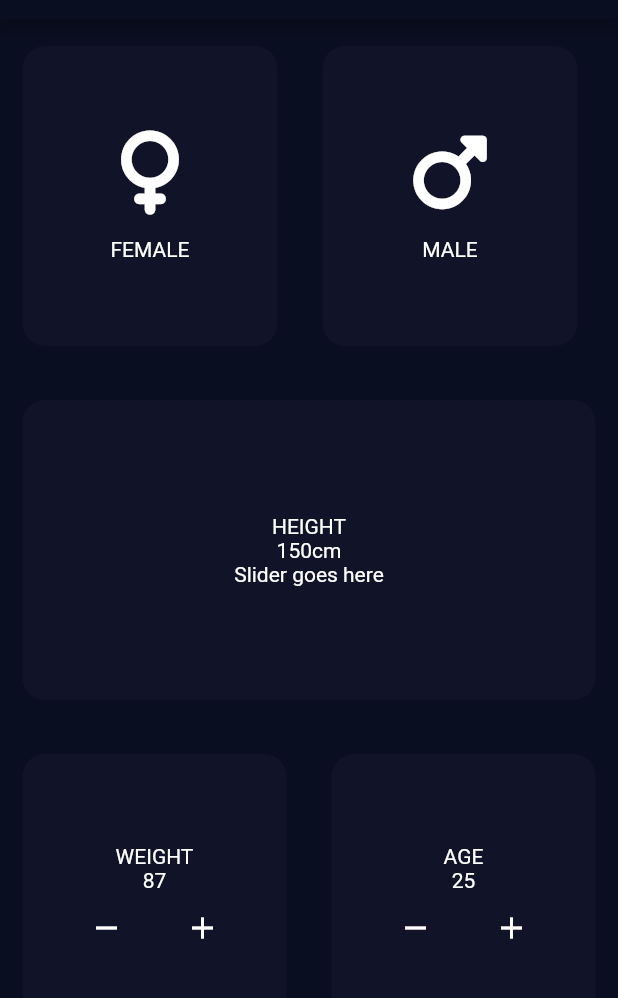
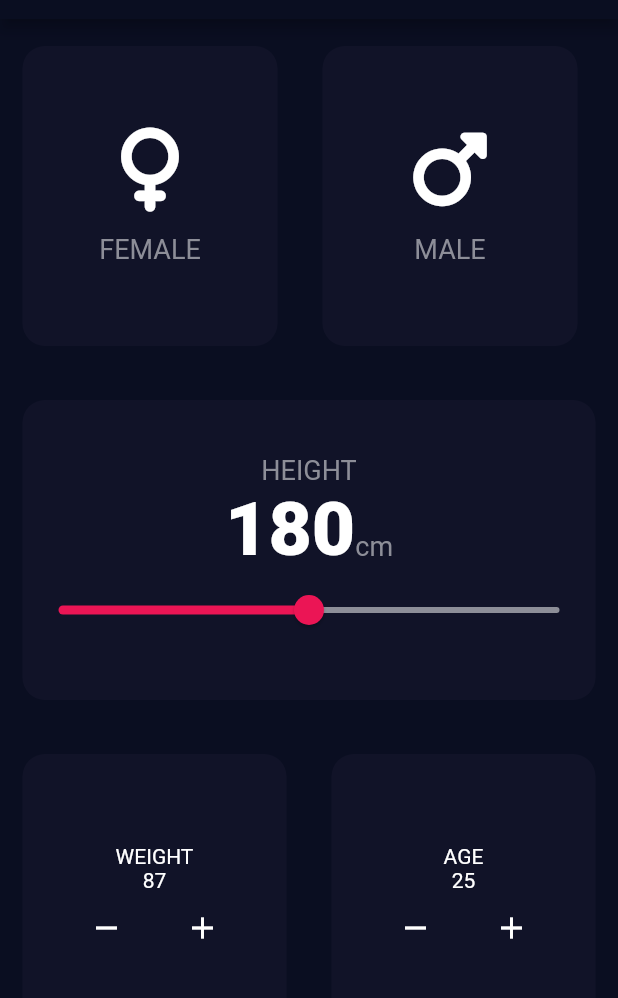
Before and after one commit to CarlosGarciaWeb/bmicalcflutter, a Flutter app: the screen it shows after launch, on a phone screen of 412 x 824 dp, the part 65-1063 px from its top. Run offline on Flutter 3.47's test engine with Material 2 defaults, Android fonts, the phone set to English and light mode, and no system bars; our stand-ins replace font_awesome_flutter.

Commit message:
create constants page to maintain abstraction. Also created slider functionality for the height

```diff
--- a/lib/card_icons.dart
+++ b/lib/card_icons.dart
@@ -1,5 +1,7 @@
 import 'package:flutter/material.dart';
 import 'package:font_awesome_flutter/font_awesome_flutter.dart';
+import 'package:bmicalculator/constants.dart';
+
 
 class CardChild extends StatelessWidget {
   const CardChild({super.key, required this.cardIcon, required this.cardTitle});
@@ -20,7 +22,7 @@ class CardChild extends StatelessWidget {
           size: cardChildIconSize,
         ),
         SizedBox(height: cardChildSpacing),
-        Text(cardTitle)
+        Text(cardTitle, style: labelStyle,)
       ],
     );
   }
--- /dev/null
+++ b/lib/constants.dart
@@ -0,0 +1,9 @@
+import 'package:flutter/material.dart';
+
+const defaultColor = Color(0xFF0A0E21);
+const defaultCardColor = Color(0xFF1D1E33);
+const inactiveCardColor = Color(0xFF111328);
+const bottomColor = Colors.red;
+const labelStyle = TextStyle(fontSize: 18.0, color: Color(0xFF8D8E98));
+const numStyle =
+    TextStyle(fontSize: 50.0, color: Colors.white, fontWeight: FontWeight.w900);
--- a/lib/input_page.dart
+++ b/lib/input_page.dart
@@ -2,11 +2,7 @@ import 'package:flutter/material.dart';
 import 'package:font_awesome_flutter/font_awesome_flutter.dart';
 import 'package:bmicalculator/reusable_card.dart';
 import 'package:bmicalculator/card_icons.dart';
-
-const defaultColor = Color(0xFF0A0E21);
-const defaultCardColor = Color(0xFF1D1E33);
-const inactiveCardColor = Color(0xFF111328);
-const bottomColor = Colors.red;
+import 'package:bmicalculator/constants.dart';
 
 enum Gender { female, male }
 
@@ -19,6 +15,7 @@ class InputPage extends StatefulWidget {
 
 class _InputPageState extends State<InputPage> {
   Gender? selectedGender;
+  int _height = 180;
 
   @override
   Widget build(BuildContext context) {
@@ -28,6 +25,7 @@ class _InputPageState extends State<InputPage> {
       ),
       body: Center(
         child: Column(
+          crossAxisAlignment: CrossAxisAlignment.stretch,
           children: [
             Expanded(
               child: Row(
@@ -65,7 +63,7 @@ class _InputPageState extends State<InputPage> {
                 ],
               ),
             ),
-            const Expanded(
+            Expanded(
               child: Row(
                 children: [
                   BMICard(
@@ -73,12 +71,38 @@ class _InputPageState extends State<InputPage> {
                     cardChild: Column(
                       mainAxisAlignment: MainAxisAlignment.center,
                       children: [
-                        Text('HEIGHT'),
+                        const Text(
+                          'HEIGHT',
+                          style: labelStyle,
+                        ),
                         Row(
                           mainAxisAlignment: MainAxisAlignment.center,
-                          children: [Text('150'), Text('cm')],
+                          textBaseline: TextBaseline.alphabetic,
+                          crossAxisAlignment: CrossAxisAlignment.baseline,
+                          children: [
+                            Text(
+                              _height.toString(),
+                              style: numStyle,
+                            ),
+                            const Text(
+                              'cm',
+                              style: labelStyle,
+                            )
+                          ],
                         ),
-                        Text('Slider goes here')
+                        Slider(
+                          value: _height.toDouble(),
+                          min: 120,
+                          max: 240,
+                          onChanged: (double newValue) {
+                            print(newValue);
+                            setState(() {
+                              _height = newValue.round();
+                            });
+                          },
+                          activeColor: const Color(0xFFEB1555),
+                          inactiveColor: const Color(0xFF8D8E98),
+                        )
                       ],
                     ),
                   ),
```
